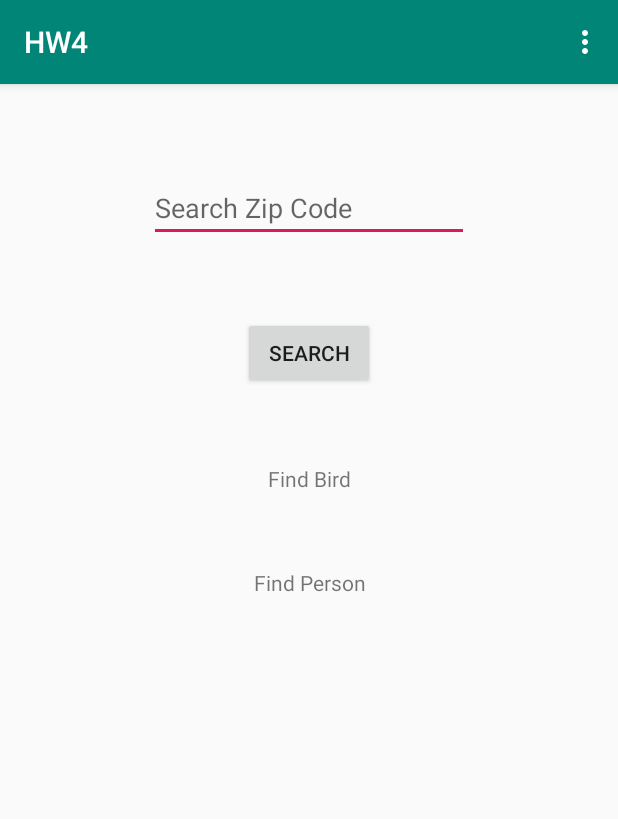
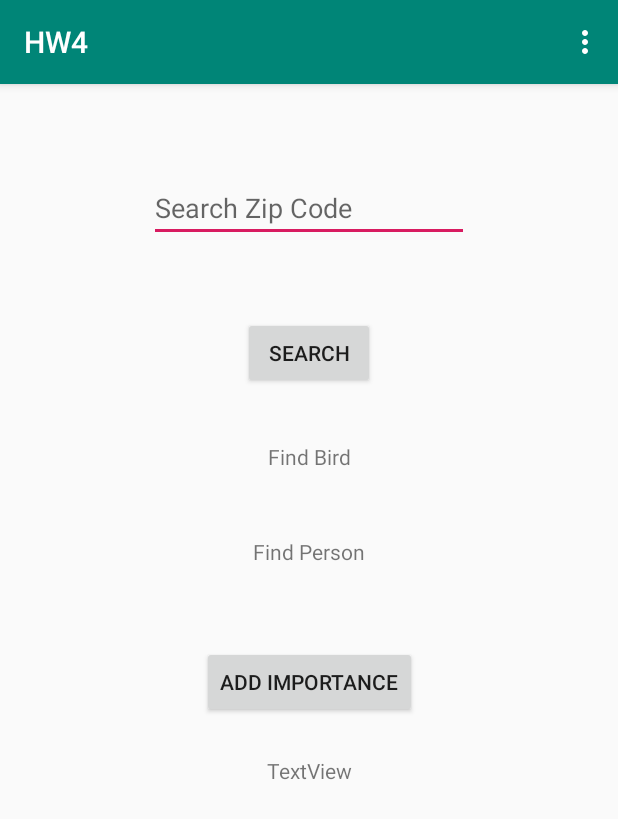
Before and after one commit to sklapman/HW4Seth, an Android app: the SearchBird screen opened directly, with no data from a screen before it, on a phone screen of 412 x 824 dp. Shown: the top 819 px of the screen. Run offline under Robolectric (Android 15) with nearby library versions, the phone set to English and light mode, and no system bars; our stand-ins replace Firebase (no records; nobody signed in at launch, a user with empty details on screens opened directly).

Commit message:
seth upload 11/16

```diff
--- a/app/src/main/java/com/example/hw4/MainActivity.java
+++ b/app/src/main/java/com/example/hw4/MainActivity.java
@@ -72,12 +72,11 @@ public class MainActivity extends AppCompatActivity implements View.OnClickListe
             String submitBirdName = editTextBirdName.getText().toString();
             String submitZip = editTextZipCode.getText().toString();
             String submitPerson = editTextPersonSearching.getText().toString();
+            Integer submitImportance = 0;
 
-            birds createbirds = new birds(submitBirdName,submitZip,submitPerson);
+            birds createbirds = new birds(submitBirdName,submitZip,submitPerson,submitImportance);
 
             myRef.push().setValue(createbirds);
-
-
 
         }
 
--- a/app/src/main/java/com/example/hw4/SearchBird.java
+++ b/app/src/main/java/com/example/hw4/SearchBird.java
@@ -24,8 +24,8 @@ import com.google.firebase.database.FirebaseDatabase;
 public class SearchBird extends AppCompatActivity implements View.OnClickListener{
 
     EditText editTextSearchZip;
-    Button buttonSearch;
-    TextView textViewFindBird, textViewFindPerson;
+    Button buttonSearch, buttonAddImportance;
+    TextView textViewFindBird, textViewFindPerson, textViewFindImportance;
 
 
     @Override
@@ -35,9 +35,11 @@ public class SearchBird extends AppCompatActivity implements View.OnClickListene
 
         editTextSearchZip = findViewById(R.id.editTextZipSearch);
         buttonSearch = findViewById(R.id.buttonSearch);
+        buttonAddImportance = findViewById(R.id.buttonAddImportance);
 
         textViewFindBird = findViewById(R.id.textViewFindBird);
         textViewFindPerson = findViewById(R.id.textViewFindPerson);
+        textViewFindImportance = findViewById(R.id.textViewFindImportance);
 
         buttonSearch.setOnClickListener(this);
     }
@@ -83,9 +85,11 @@ public class SearchBird extends AppCompatActivity implements View.OnClickListene
                     birds foundbird = dataSnapshot.getValue(birds.class);
                     String findbirdname = foundbird.birdName;
                     String findSpotter = foundbird.personSearching;
+                    Integer findimportance = foundbird.importance;
 
                     textViewFindBird.setText(findbirdname);
                     textViewFindPerson.setText(findSpotter);
+                    textViewFindImportance.setText(findimportance);
 
 
                 }
@@ -113,5 +117,14 @@ public class SearchBird extends AppCompatActivity implements View.OnClickListene
 
         }
 
+        if (v == buttonAddImportance) {
+
+           // Integer CurrentImportance = textViewFindImportance;
+
+
+
+        }
+
+
     }
 }
--- a/app/src/main/java/com/example/hw4/birds.java
+++ b/app/src/main/java/com/example/hw4/birds.java
@@ -4,14 +4,16 @@ public class birds {
     public String birdName;
     public String Zip;
     public String personSearching;
+    public Integer importance;
 
-    public birds() {
+    public birds(String submitBirdName, String submitZip, String submitPerson, Integer submitImportance) {
     }
 
     public birds(String birdName, String Zip, String personSearching) {
         this.birdName = birdName;
         this.personSearching = personSearching;
         this.Zip = Zip;
+        this.importance = 0;
 
     }
 }
--- a/app/src/main/res/layout/activity_search_bird.xml
+++ b/app/src/main/res/layout/activity_search_bird.xml
@@ -25,28 +25,52 @@
         android:layout_height="wrap_content"
         android:layout_marginTop="50dp"
         android:text="Search"
-        app:layout_constraintEnd_toEndOf="@+id/editTextZipSearch"
-        app:layout_constraintStart_toStartOf="@+id/editTextZipSearch"
+        app:layout_constraintEnd_toEndOf="parent"
+        app:layout_constraintHorizontal_bias="0.5"
+        app:layout_constraintStart_toStartOf="parent"
         app:layout_constraintTop_toBottomOf="@+id/editTextZipSearch" />
 
     <TextView
         android:id="@+id/textViewFindBird"
         android:layout_width="wrap_content"
         android:layout_height="wrap_content"
-        android:layout_marginTop="50dp"
+        android:layout_marginTop="35dp"
         android:text="Find Bird"
-        app:layout_constraintEnd_toEndOf="@+id/buttonSearch"
-        app:layout_constraintStart_toStartOf="@+id/buttonSearch"
+        app:layout_constraintEnd_toEndOf="parent"
+        app:layout_constraintHorizontal_bias="0.5"
+        app:layout_constraintStart_toStartOf="parent"
         app:layout_constraintTop_toBottomOf="@+id/buttonSearch" />
 
     <TextView
         android:id="@+id/textViewFindPerson"
         android:layout_width="wrap_content"
         android:layout_height="wrap_content"
-        android:layout_marginTop="50dp"
+        android:layout_marginTop="44dp"
         android:text="Find Person"
-        app:layout_constraintEnd_toEndOf="@+id/textViewFindBird"
-        app:layout_constraintStart_toStartOf="@+id/textViewFindBird"
+        app:layout_constraintEnd_toEndOf="parent"
+        app:layout_constraintHorizontal_bias="0.5"
+        app:layout_constraintStart_toStartOf="parent"
         app:layout_constraintTop_toBottomOf="@+id/textViewFindBird" />
 
+    <Button
+        android:id="@+id/buttonAddImportance"
+        android:layout_width="wrap_content"
+        android:layout_height="wrap_content"
+        android:layout_marginTop="53dp"
+        android:text="Add Importance"
+        app:layout_constraintEnd_toEndOf="parent"
+        app:layout_constraintHorizontal_bias="0.501"
+        app:layout_constraintStart_toStartOf="parent"
+        app:layout_constraintTop_toBottomOf="@+id/textViewFindPerson" />
+
+    <TextView
+        android:id="@+id/textViewFindImportance"
+        android:layout_width="wrap_content"
+        android:layout_height="wrap_content"
+        android:layout_marginTop="25dp"
+        android:text="TextView"
+        app:layout_constraintEnd_toEndOf="@+id/buttonAddImportance"
+        app:layout_constraintStart_toStartOf="@+id/buttonAddImportance"
+        app:layout_constraintTop_toBottomOf="@+id/buttonAddImportance" />
+
 </androidx.constraintlayout.widget.ConstraintLayout>
```
Also changed, not shown: app/src/main/AndroidManifest.xml (+8 -1 lines), app/src/main/java/com/example/hw4/LoginMain.java (added, +52 -0 lines), app/src/main/res/layout/activity_login_main.xml (added, +57 -0 lines).
